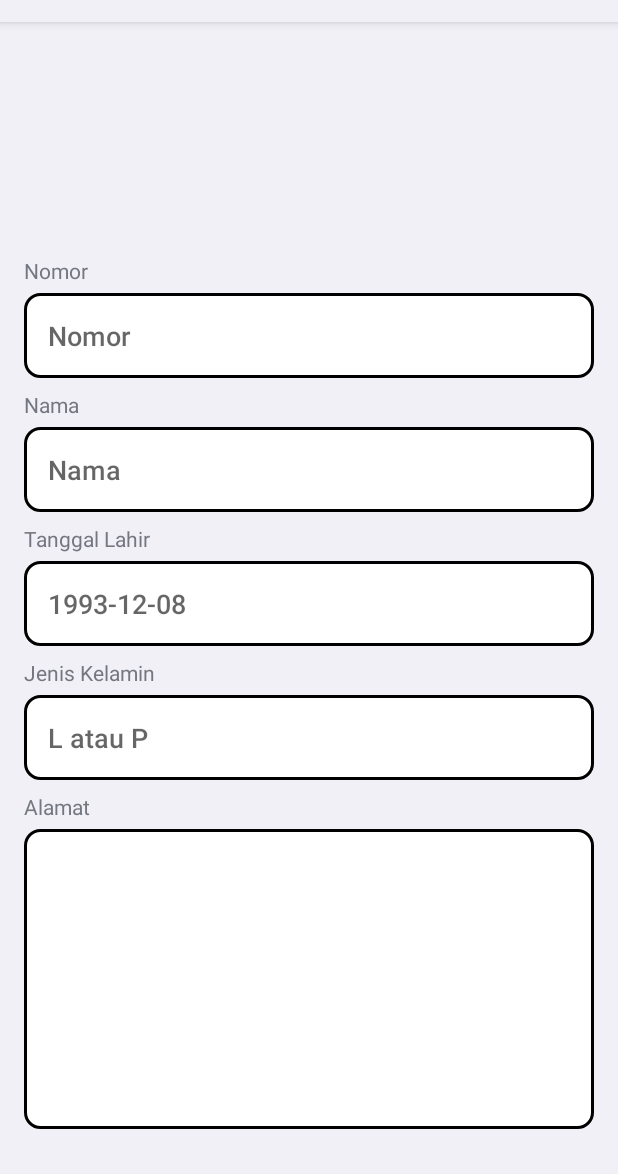
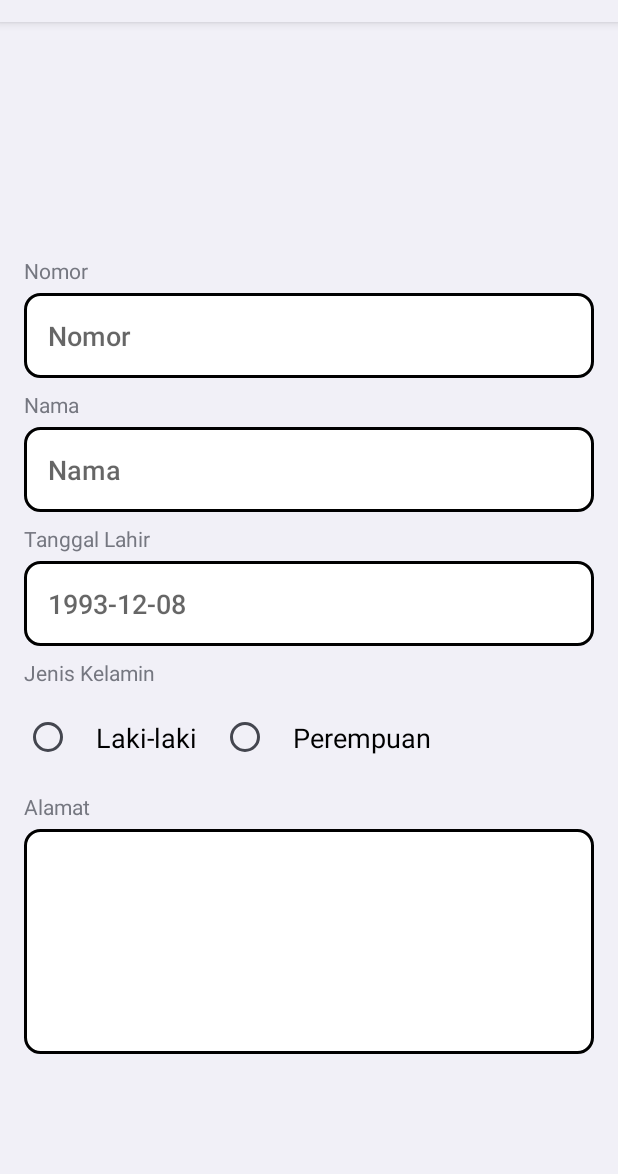
Before and after one commit to KYKY62/LoginRegisterDTS, an Android app: the layout activity_detail_data.xml on its own in the app's theme, with its tools: preview values and no code run, on a phone screen of 412 x 824 dp, the part 62-1236 px from its top. Run offline under Robolectric (Android 15) with nearby library versions, the phone set to English and light mode, and no system bars.

Commit message:
mengubah jenis kelamin jadi bentuk radio button

```diff
--- a/app/src/main/java/com/example/splashscreen/DatabaseHelper.java
+++ b/app/src/main/java/com/example/splashscreen/DatabaseHelper.java
@@ -5,6 +5,7 @@ import android.content.Context;
 import android.database.Cursor;
 import android.database.sqlite.SQLiteDatabase;
 import android.database.sqlite.SQLiteOpenHelper;
+import android.widget.Toast;
 
 import java.util.ArrayList;
 import java.util.List;
--- a/app/src/main/res/layout/activity_detail_data.xml
+++ b/app/src/main/res/layout/activity_detail_data.xml
@@ -91,20 +91,31 @@
             android:text="Jenis Kelamin"
             android:layout_marginBottom="5dp">
         </TextView>
-        <EditText
-            android:id="@+id/etJeniskelaminDetail"
+
+        <RadioGroup
+            android:id="@+id/rgJenisKelamin"
             android:layout_width="match_parent"
             android:layout_height="wrap_content"
-            android:layout_marginBottom="8dp"
-            android:autofillHints="text"
-            android:focusable="false"
-            android:background="@drawable/edit_text_background"
-            android:hint="L atau P"
-            android:inputType="text"
-            android:padding="16dp"
-            android:textSize="18sp"
-            tools:ignore="VisualLintTextFieldSize" />
+            android:orientation="horizontal"
+            android:layout_marginBottom="8dp">
 
+            <RadioButton
+                android:id="@+id/rbLakiLaki"
+                android:layout_width="wrap_content"
+                android:layout_height="wrap_content"
+                android:text="Laki-laki"
+                android:padding="16dp"
+                android:textSize="18sp"/>
+
+            <RadioButton
+                android:id="@+id/rbPerempuan"
+                android:layout_width="wrap_content"
+                android:layout_height="wrap_content"
+                android:text="Perempuan"
+                android:padding="16dp"
+                android:textSize="18sp"/>
+
+        </RadioGroup>
         <TextView
             android:layout_width="match_parent"
             android:layout_height="wrap_content"
@@ -114,7 +125,7 @@
         <EditText
             android:id="@+id/etContentDetail"
             android:layout_width="match_parent"
-            android:layout_height="200dp"
+            android:layout_height="150dp"
             android:layout_marginBottom="8dp"
             android:autofillHints=""
             android:background="@drawable/edit_text_background"
```
Also changed, not shown: app/src/main/java/com/example/splashscreen/AddEditNoteActivity.java (+33 -6 lines), app/src/main/java/com/example/splashscreen/DetailDataActivity.java (+23 -3 lines), app/src/main/res/layout/activity_add_edit_note.xml (+25 -10 lines).
